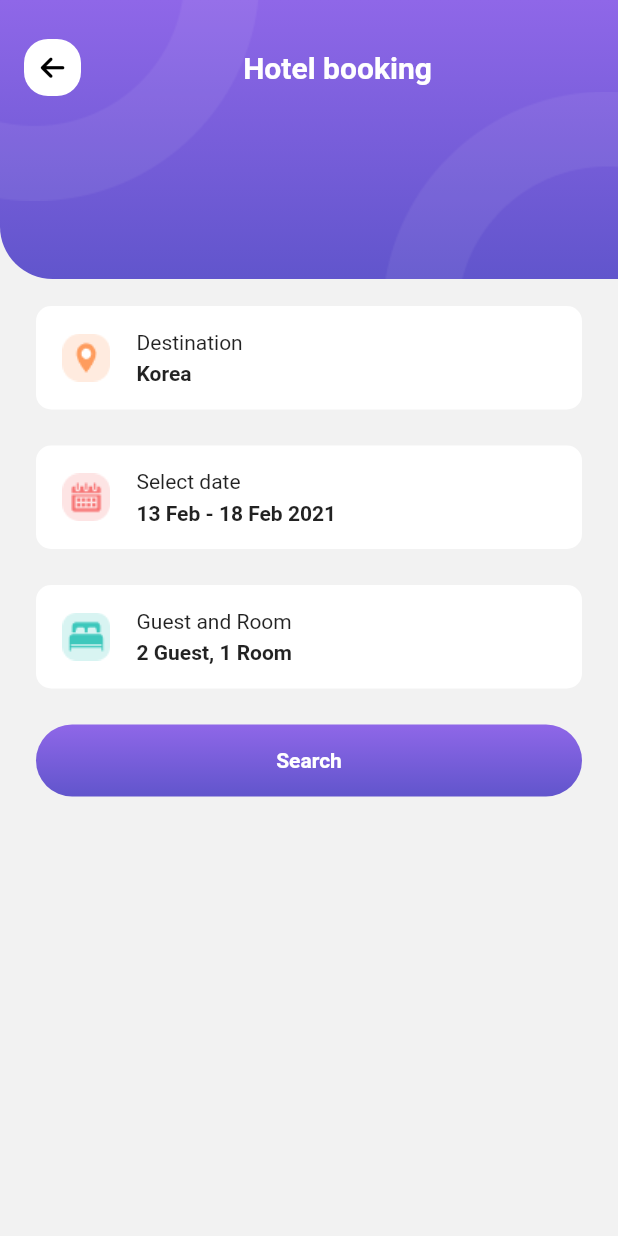
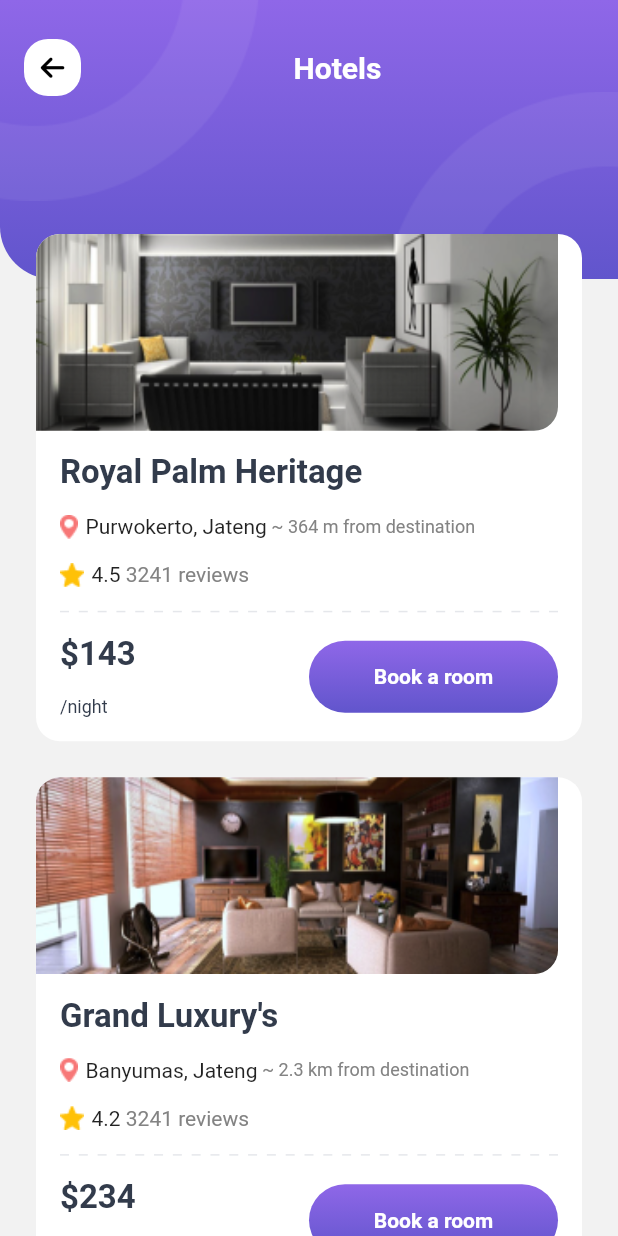
Before and after one commit to bhtri/flutter-travel-app, a Flutter app: the HotelBookingScreen screen opened by its route, after a tap on "Search", on a phone screen of 412 x 824 dp. Run offline on Flutter 3.47's test engine with Material 2 defaults, Android fonts, the phone set to English and light mode, and no system bars; our stand-ins replace font_awesome_flutter, hive, salomon_bottom_bar, smooth_page_indicator, syncfusion_flutter_datepicker; accounts and stored records are empty.

Commit message:
✅ #16 Search Result Booking Hotel Screen

```diff
--- /dev/null
+++ b/lib/data/models/hotel_model.dart
@@ -0,0 +1,19 @@
+class HotelModel {
+  HotelModel({
+    required this.hotelImage,
+    required this.hotelName,
+    required this.location,
+    required this.awayKilometer,
+    required this.numberOfReview,
+    required this.price,
+    required this.star,
+  });
+
+  final String hotelImage;
+  final String hotelName;
+  final String location;
+  final String awayKilometer;
+  final int numberOfReview;
+  final int price;
+  final double star;
+}
--- a/lib/representation/screen/hotel_booking_screen.dart
+++ b/lib/representation/screen/hotel_booking_screen.dart
@@ -3,6 +3,7 @@ import 'package:travel_app/core/constants/dimension_constants.dart';
 import 'package:travel_app/core/extensions/date_ext.dart';
 import 'package:travel_app/core/helpers/asset_helper.dart';
 import 'package:travel_app/representation/screen/guest_and_room_booking_screen.dart';
+import 'package:travel_app/representation/screen/hotels_screen.dart';
 import 'package:travel_app/representation/screen/select_date_screen.dart';
 import 'package:travel_app/representation/widget/app_bar_container.dart';
 import 'package:travel_app/representation/widget/button_widget.dart';
@@ -64,7 +65,9 @@ class _HotelBookingScreenState extends State<HotelBookingScreen> {
             const SizedBox(height: kMediumPadding),
             ButtonWidget(
               title: 'Search',
-              tap: () {},
+              tap: () {
+                Navigator.of(context).pushNamed(HotelsScreen.routeName);
+              },
             )
           ],
         ),
--- a/lib/representation/screen/hotel_screen.dart
+++ /dev/null
@@ -1,17 +0,0 @@
-import 'package:flutter/material.dart';
-
-class HotelScreen extends StatefulWidget {
-  const HotelScreen({super.key});
-
-  static const String routeName = '/hotel_screen';
-
-  @override
-  State<HotelScreen> createState() => _HotelScreenState();
-}
-
-class _HotelScreenState extends State<HotelScreen> {
-  @override
-  Widget build(BuildContext context) {
-    return Container();
-  }
-}
--- /dev/null
+++ b/lib/representation/screen/hotels_screen.dart
@@ -0,0 +1,59 @@
+import 'package:flutter/material.dart';
+import 'package:travel_app/core/helpers/asset_helper.dart';
+import 'package:travel_app/data/models/hotel_model.dart';
+import 'package:travel_app/representation/widget/app_bar_container.dart';
+import 'package:travel_app/representation/widget/item_hotel_widget.dart';
+
+class HotelsScreen extends StatefulWidget {
+  const HotelsScreen({super.key});
+
+  static const String routeName = '/hotels_screen';
+
+  @override
+  State<HotelsScreen> createState() => _HotelsScreenState();
+}
+
+class _HotelsScreenState extends State<HotelsScreen> {
+  final List<HotelModel> listHotel = [
+    HotelModel(
+      hotelImage: AssetHelper.hotel1,
+      hotelName: 'Royal Palm Heritage',
+      location: 'Purwokerto, Jateng',
+      awayKilometer: '364 m',
+      star: 4.5,
+      numberOfReview: 3241,
+      price: 143,
+    ),
+    HotelModel(
+      hotelImage: AssetHelper.hotel2,
+      hotelName: 'Grand Luxury\'s',
+      location: 'Banyumas, Jateng',
+      awayKilometer: '2.3 km',
+      star: 4.2,
+      numberOfReview: 3241,
+      price: 234,
+    ),
+    HotelModel(
+      hotelImage: AssetHelper.hotel3,
+      hotelName: 'The Orlando House',
+      location: 'Ajibarang, Jateng',
+      awayKilometer: '1.1 km',
+      star: 3.8,
+      numberOfReview: 1234,
+      price: 132,
+    ),
+  ];
+
+  @override
+  Widget build(BuildContext context) {
+    return AppBarContainer(
+      titleString: 'Hotels',
+      implementLeading: true,
+      child: SingleChildScrollView(
+        child: Column(
+          children: listHotel.map((e) => ItemHotelWidget(hotelModel: e)).toList(),
+        ),
+      ),
+    );
+  }
+}
--- /dev/null
+++ b/lib/representation/widget/dashline_widget.dart
@@ -0,0 +1,46 @@
+import 'package:flutter/material.dart';
+import 'package:travel_app/core/constants/color_palette.dart';
+import 'package:travel_app/core/constants/dimension_constants.dart';
+
+class DashLineWidget extends StatelessWidget {
+  const DashLineWidget({
+    super.key,
+    this.height = 1,
+    this.color = ColorPalette.dividerColor,
+  });
+
+  final double height;
+  final Color color;
+
+  @override
+  Widget build(BuildContext context) {
+    return LayoutBuilder(
+      builder: (BuildContext context, BoxConstraints constraints) {
+        final double boxWidth = constraints.constrainWidth();
+        const double dashWidth = 6.0;
+        final double dashHeight = height;
+        final int dashCount = (boxWidth / (2 * dashWidth)).floor();
+
+        return Padding(
+          padding: const EdgeInsets.symmetric(vertical: kDefaultPadding),
+          child: Flex(
+            mainAxisAlignment: MainAxisAlignment.spaceBetween,
+            direction: Axis.horizontal,
+            children: List.generate(
+              dashCount,
+              (index) {
+                return SizedBox(
+                  width: dashWidth,
+                  height: dashHeight,
+                  child: DecoratedBox(
+                    decoration: BoxDecoration(color: color),
+                  ),
+                );
+              },
+            ),
+          ),
+        );
+      },
+    );
+  }
+}
--- /dev/null
+++ b/lib/representation/widget/item_hotel_widget.dart
@@ -0,0 +1,108 @@
+import 'package:flutter/material.dart';
+import 'package:travel_app/core/constants/dimension_constants.dart';
+import 'package:travel_app/core/constants/textstyle_ext.dart';
+import 'package:travel_app/core/helpers/asset_helper.dart';
+import 'package:travel_app/core/helpers/image_helper.dart';
+import 'package:travel_app/data/models/hotel_model.dart';
+import 'package:travel_app/representation/widget/button_widget.dart';
+import 'package:travel_app/representation/widget/dashline_widget.dart';
+
+class ItemHotelWidget extends StatelessWidget {
+  const ItemHotelWidget({
+    super.key,
+    required this.hotelModel,
+  });
+
+  final HotelModel hotelModel;
+
+  @override
+  Widget build(BuildContext context) {
+    return Container(
+      decoration: BoxDecoration(
+        borderRadius: BorderRadius.circular(kDefaultPadding),
+        color: Colors.white,
+      ),
+      margin: const EdgeInsets.only(bottom: kMediumPadding),
+      child: Column(
+        children: [
+          Container(
+            width: double.infinity,
+            margin: const EdgeInsets.only(right: kDefaultPadding),
+            child: ImageHelper.loadFromAsset(
+              hotelModel.hotelImage,
+              radius: const BorderRadius.only(
+                topLeft: Radius.circular(kDefaultPadding),
+                bottomRight: Radius.circular(kDefaultPadding),
+              ),
+            ),
+          ),
+          Padding(
+            padding: const EdgeInsets.all(kDefaultPadding),
+            child: Column(
+              crossAxisAlignment: CrossAxisAlignment.start,
+              children: [
+                Text(
+                  hotelModel.hotelName,
+                  style: TextStyles.defaultStyle.fontHeader.bold,
+                ),
+                const SizedBox(height: kDefaultPadding),
+                Row(
+                  children: [
+                    ImageHelper.loadFromAsset(AssetHelper.icoLocationBlank),
+                    const SizedBox(width: kMinPadding),
+                    Text(hotelModel.location),
+                    Text(
+                      ' ~ ${hotelModel.awayKilometer} from destination',
+                      style: TextStyles.defaultStyle.subTitleTextColor.fontCaption,
+                      maxLines: 2,
+                      overflow: TextOverflow.ellipsis,
+                    ),
+                  ],
+                ),
+                const SizedBox(height: kDefaultPadding),
+                Row(
+                  children: [
+                    ImageHelper.loadFromAsset(AssetHelper.icoStar),
+                    const SizedBox(width: kMinPadding),
+                    Text(hotelModel.star.toString()),
+                    Text(
+                      ' ${hotelModel.numberOfReview} reviews',
+                      style: TextStyles.defaultStyle.subTitleTextColor,
+                    ),
+                  ],
+                ),
+                const DashLineWidget(),
+                Row(
+                  children: [
+                    Expanded(
+                      child: Column(
+                        crossAxisAlignment: CrossAxisAlignment.start,
+                        children: [
+                          Text(
+                            '\$${hotelModel.price}',
+                            style: TextStyles.defaultStyle.fontHeader.bold,
+                          ),
+                          const SizedBox(height: kDefaultPadding),
+                          Text(
+                            '/night',
+                            style: TextStyles.defaultStyle.fontCaption,
+                          ),
+                        ],
+                      ),
+                    ),
+                    Expanded(
+                      child: ButtonWidget(
+                        title: 'Book a room',
+                        tap: () {},
+                      ),
+                    ),
+                  ],
+                ),
+              ],
+            ),
+          ),
+        ],
+      ),
+    );
+  }
+}
--- a/lib/routes.dart
+++ b/lib/routes.dart
@@ -2,7 +2,7 @@ import 'package:flutter/material.dart';
 import 'package:travel_app/representation/screen/guest_and_room_booking_screen.dart';
 import 'package:travel_app/representation/screen/home_screen.dart';
 import 'package:travel_app/representation/screen/hotel_booking_screen.dart';
-import 'package:travel_app/representation/screen/hotel_screen.dart';
+import 'package:travel_app/representation/screen/hotels_screen.dart';
 import 'package:travel_app/representation/screen/intro_screen.dart';
 import 'package:travel_app/representation/screen/main_app.dart';
 import 'package:travel_app/representation/screen/select_date_screen.dart';
@@ -13,7 +13,7 @@ final Map<String, WidgetBuilder> routes = {
   IntroScreen.routeName: (context) => const IntroScreen(),
   MainApp.routeName: (context) => const MainApp(),
   HomeScreen.routeName: (context) => const HomeScreen(),
-  HotelScreen.routeName: (context) => const HotelScreen(),
+  HotelsScreen.routeName: (context) => const HotelsScreen(),
   HotelBookingScreen.routeName: (context) => const HotelBookingScreen(),
   SelectDateScreen.routeName: (context) => SelectDateScreen(),
   GuestAndRoomBookingScreen.routeName: (context) => const GuestAndRoomBookingScreen(),
```
